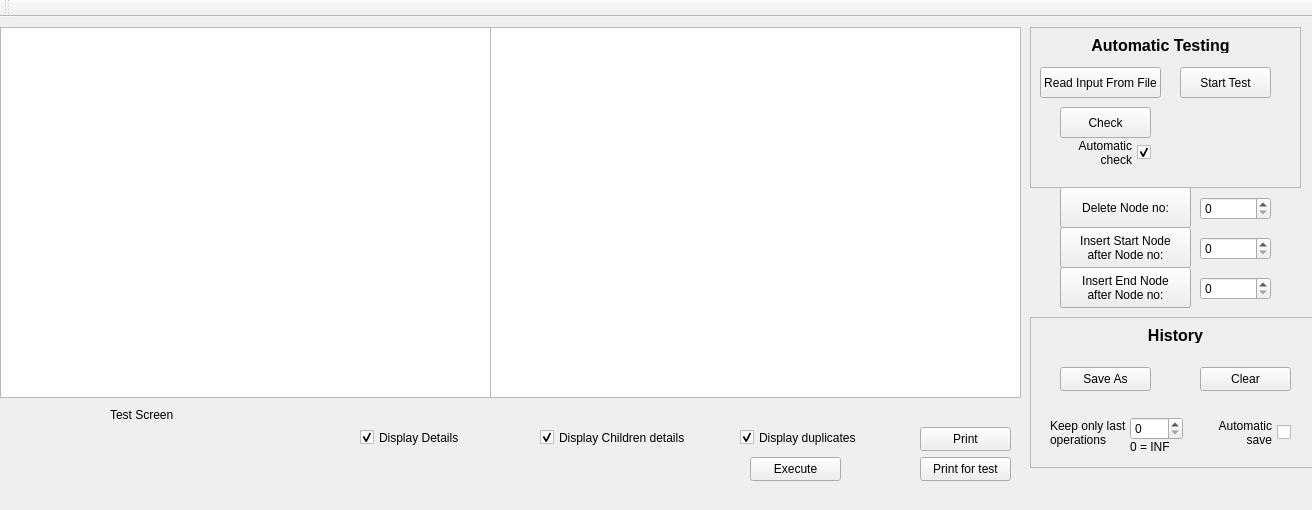
The window that tree_alg/mainwindow.ui (KDE/kate) describes before a commit, drawn with Qt 5.
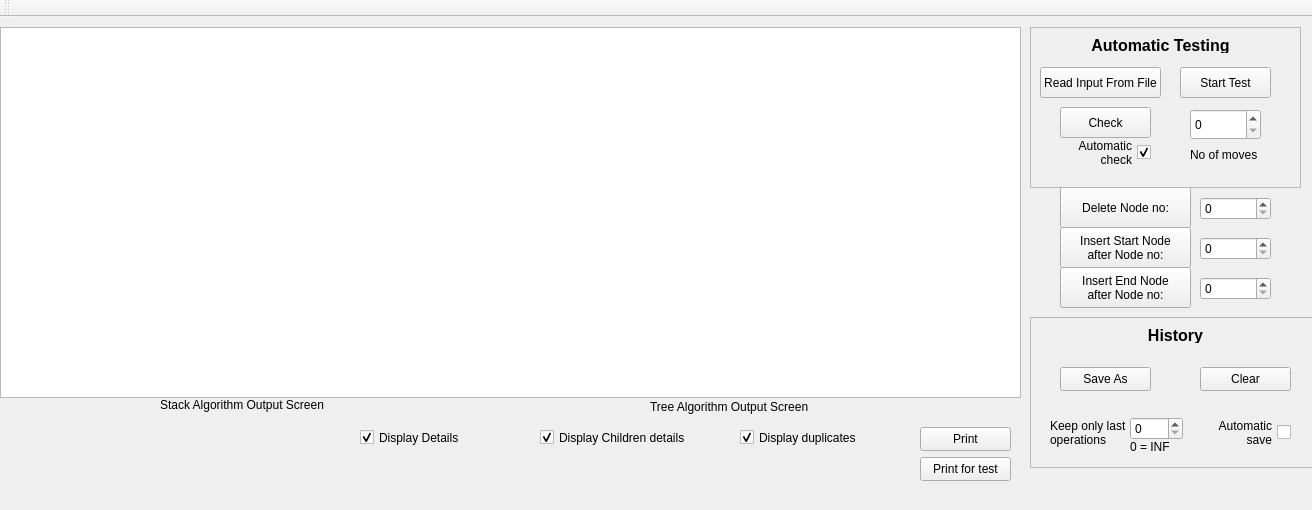
The same window after the commit.

Commit message: user has to insert the number of moves when starting the automatic changes. This way, it will stop when the job is done.

```diff
--- a/tree_alg/mainwindow.ui
+++ b/tree_alg/mainwindow.ui
@@ -71,19 +71,6 @@
 after Node no:</string>
     </property>
    </widget>
-   <widget class="QPushButton" name="pushButton_5">
-    <property name="geometry">
-     <rect>
-      <x>750</x>
-      <y>440</y>
-      <width>91</width>
-      <height>24</height>
-     </rect>
-    </property>
-    <property name="text">
-     <string>Execute</string>
-    </property>
-   </widget>
    <widget class="QCheckBox" name="checkBox">
     <property name="geometry">
      <rect>
@@ -328,14 +315,14 @@
    <widget class="QLabel" name="label_6">
     <property name="geometry">
      <rect>
-      <x>110</x>
-      <y>390</y>
-      <width>71</width>
+      <x>160</x>
+      <y>380</y>
+      <width>181</width>
       <height>16</height>
      </rect>
     </property>
     <property name="text">
-     <string>Test Screen</string>
+     <string>Stack Algorithm Output Screen</string>
     </property>
    </widget>
    <widget class="QFrame" name="frame_2">
@@ -435,6 +422,19 @@
       <string>Start Test</string>
      </property>
     </widget>
+    <widget class="QLabel" name="label">
+     <property name="geometry">
+      <rect>
+       <x>160</x>
+       <y>120</y>
+       <width>71</width>
+       <height>16</height>
+      </rect>
+     </property>
+     <property name="text">
+      <string>No of moves</string>
+     </property>
+    </widget>
    </widget>
    <widget class="QPushButton" name="pushButton_9">
     <property name="geometry">
@@ -449,6 +449,48 @@
      <string>Print for test</string>
     </property>
    </widget>
+   <widget class="QSpinBox" name="spinBox_5">
+    <property name="geometry">
+     <rect>
+      <x>1190</x>
+      <y>92</y>
+      <width>71</width>
+      <height>31</height>
+     </rect>
+    </property>
+    <property name="maximum">
+     <number>1000</number>
+    </property>
+   </widget>
+   <widget class="QTextEdit" name="textEdit_3">
+    <property name="geometry">
+     <rect>
+      <x>0</x>
+      <y>10</y>
+      <width>1021</width>
+      <height>371</height>
+     </rect>
+    </property>
+    <property name="verticalScrollBarPolicy">
+     <enum>Qt::ScrollBarAsNeeded</enum>
+    </property>
+    <property name="horizontalScrollBarPolicy">
+     <enum>Qt::ScrollBarAsNeeded</enum>
+    </property>
+   </widget>
+   <widget class="QLabel" name="label_8">
+    <property name="geometry">
+     <rect>
+      <x>650</x>
+      <y>380</y>
+      <width>171</width>
+      <height>20</height>
+     </rect>
+    </property>
+    <property name="text">
+     <string>Tree Algorithm Output Screen</string>
+    </property>
+   </widget>
   </widget>
   <widget class="QMenuBar" name="menuBar">
    <property name="geometry">
```
The commit also changes 1 other file.
